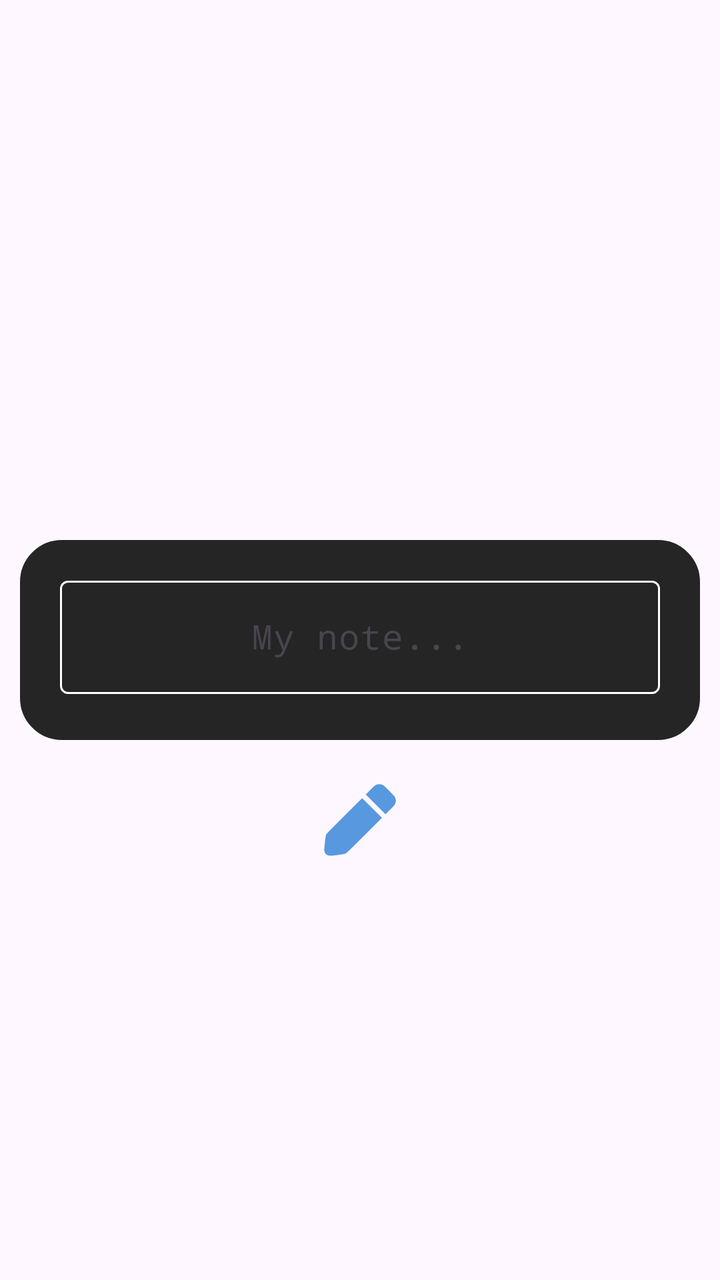
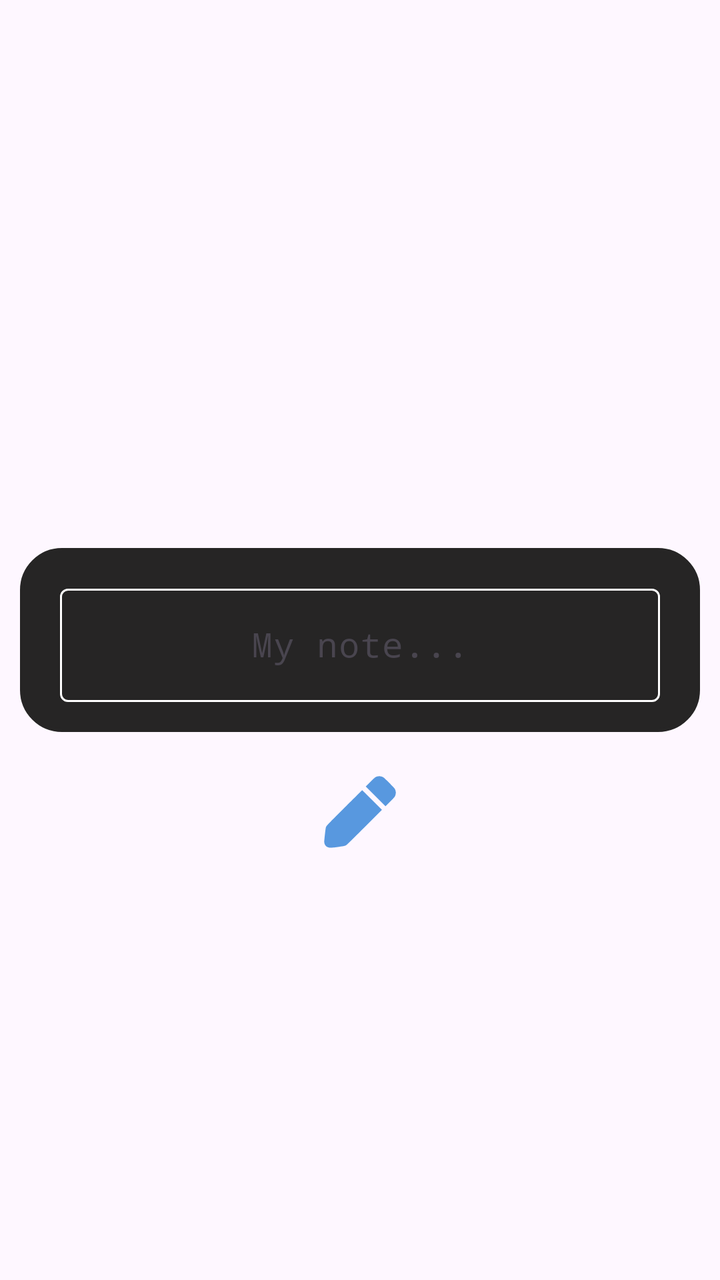

Two renders of the same Android screen: before a commit and after it. Below are the layout's source before the change and the commit's diff.
<!-- AndroidManifest.xml: application theme Theme.NowiLock -->
<!-- res/layout/edit_note.xml -->
<?xml version="1.0" encoding="utf-8"?>
<androidx.constraintlayout.widget.ConstraintLayout xmlns:android="http://schemas.android.com/apk/res/android"
    android:layout_width="match_parent"
    android:layout_height="match_parent"
    xmlns:app="http://schemas.android.com/apk/res-auto">


    <androidx.constraintlayout.widget.ConstraintLayout
        android:id="@+id/all"
        android:layout_width="wrap_content"
        android:layout_height="wrap_content"
        android:background="@drawable/stroke_blue"
        android:backgroundTint="@color/grew_o_2"
        app:layout_constraintTop_toTopOf="parent"
        app:layout_constraintBottom_toBottomOf="parent"
        app:layout_constraintEnd_toEndOf="parent"
        app:layout_constraintStart_toStartOf="parent"
        >

        <com.google.android.material.textfield.TextInputLayout
            android:layout_width="300dp"
            android:layout_height="70dp"
            app:layout_constraintTop_toTopOf="parent"
            app:layout_constraintBottom_toBottomOf="parent"
            app:layout_constraintEnd_toEndOf="parent"
            app:layout_constraintStart_toStartOf="parent"
            android:layout_marginTop="15dp"
            android:layout_marginBottom="15dp"
            android:layout_marginStart="20dp"
            android:layout_marginEnd="20dp"
            app:boxStrokeColor="@color/style_blue_white"
            >

            <EditText
                android:id="@+id/input_note"
                android:layout_width="300dp"
                android:layout_height="wrap_content"
                app:layout_constraintTop_toTopOf="parent"
                app:layout_constraintBottom_toBottomOf="parent"
                app:layout_constraintEnd_toEndOf="parent"
                app:layout_constraintStart_toStartOf="parent"
                android:hint="My note..."
                android:textSize="17dp"
                android:fontFamily="monospace"
                android:gravity="center"
                />

        </com.google.android.material.textfield.TextInputLayout>
    </androidx.constraintlayout.widget.ConstraintLayout>

    <com.google.android.material.imageview.ShapeableImageView
        android:id="@+id/edit"
        android:layout_width="wrap_content"
        android:layout_height="wrap_content"
        android:src="@drawable/edit"
        app:layout_constraintStart_toStartOf="@id/all"
        app:layout_constraintTop_toBottomOf="@id/all"
        app:layout_constraintEnd_toEndOf="@id/all"
        android:layout_marginTop="20dp"
        />
</androidx.constraintlayout.widget.ConstraintLayout>
<!-- resources referenced by this layout -->
<resources>
  <color name="grew_o_2">#262525</color>
  <!-- drawable edit (drawable) -->
  <vector xmlns:android="http://schemas.android.com/apk/res/android" android:height="40dp" android:viewportHeight="512" android:viewportWidth="512" android:width="40dp">
        
      <path android:fillColor="@color/blue_nowi" android:pathData="M364,29.3c-3.6,1.2 -8.8,3.6 -11.5,5.4 -2.8,1.8 -17.4,15.6 -32.5,30.8l-27.5,27.5 63.3,63.2 63.2,63.3 27.1,-27c15.3,-15.2 28.8,-29.6 31,-32.9 10.1,-15.3 10.6,-36.2 1.4,-52.3 -3.7,-6.4 -64.1,-67.3 -71.9,-72.4 -12.2,-8 -29.1,-10.2 -42.6,-5.6z" android:strokeColor="#00000000"/>
        
      <path android:fillColor="@color/blue_nowi" android:pathData="M156.8,228.7c-119.8,120 -116.3,116.2 -119.7,128.9 -2.1,7.8 -10.3,83.6 -9.8,91.4 0.9,17.8 13.8,31.8 32.4,35.2 5,0.9 11.7,0.4 46.8,-3.6 45.7,-5.2 48.3,-5.6 57.5,-9.9 6,-2.9 14.4,-11 119.5,-115.9l113,-112.8 -63,-63c-34.6,-34.6 -63.2,-63 -63.5,-63 -0.3,-0 -51.2,50.7 -113.2,112.7z" android:strokeColor="#00000000"/>
      
  </vector>
  <!-- drawable stroke_blue (drawable) -->
  <?xml version="1.0" encoding="utf-8"?>
  <shape xmlns:android="http://schemas.android.com/apk/res/android">
  
     <stroke android:width="2dp" android:color="@color/blue_nowi"/>
      <corners android:radius="20dp"/>
  
  </shape>
  <style name="Theme.NowiLock" parent="Base.Theme.NowiLock" />
  <color name="blue_nowi">#5898df</color>
  <style name="Base.Theme.NowiLock" parent="Theme.Material3.DayNight.NoActionBar">
          
          
      </style>
</resources>

<!-- the commit's change to res/layout/edit_note.xml (unified diff, before → after) -->
@@ -19,7 +19,7 @@
 
         <com.google.android.material.textfield.TextInputLayout
             android:layout_width="300dp"
-            android:layout_height="70dp"
+            android:layout_height="wrap_content"
             app:layout_constraintTop_toTopOf="parent"
             app:layout_constraintBottom_toBottomOf="parent"
             app:layout_constraintEnd_toEndOf="parent"
